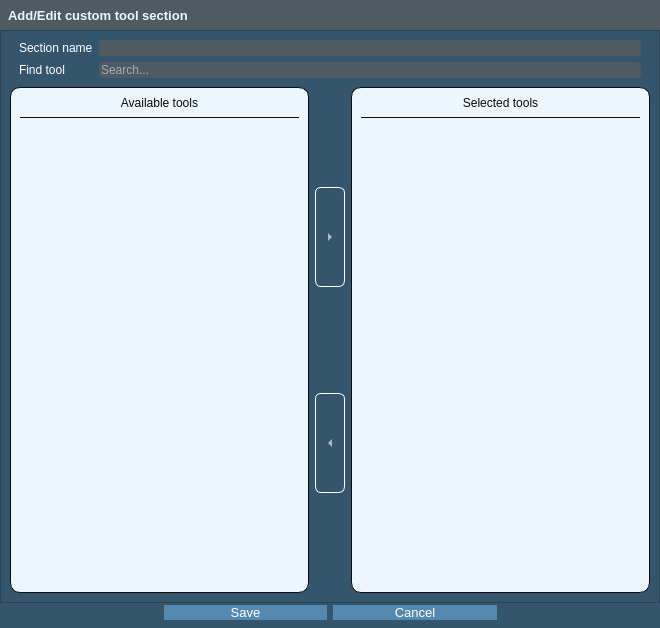
This is SectionManager/UI/add_section_dialog.ui in GIAPspzoo/GIAP_PolaMap_lite as Qt 5 draws it before an edit. The edited form follows.
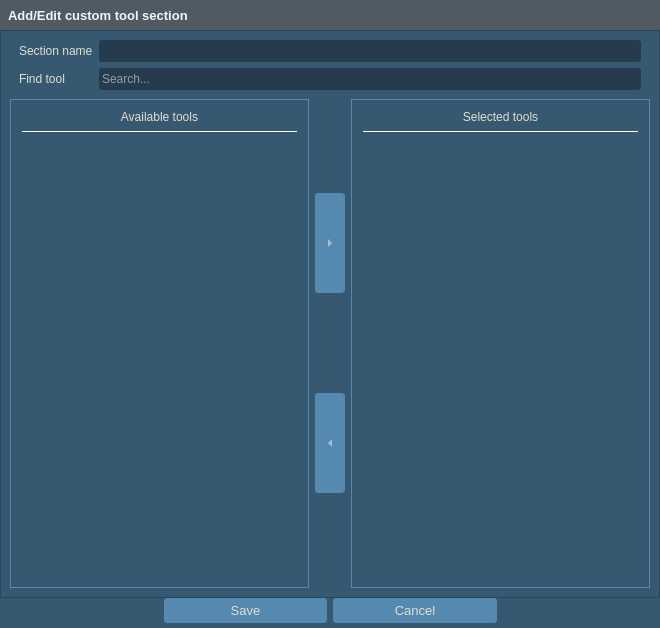
This is the edited form. Icons and pictures are not drawn. Custom widgets are drawn as their Qt base class.

```diff
--- a/SectionManager/UI/add_section_dialog.ui
+++ b/SectionManager/UI/add_section_dialog.ui
@@ -43,88 +43,429 @@
   </property>
   <property name="styleSheet">
    <string notr="true">* {
-	background-color: rgb(53, 85, 109);
-    font: 10pt &quot;Segoe UI&quot;; 
+background-color: #365871;
+selection-background-color:  #5589B0;
+color:#E0DECF;
+font: 10pt &quot;Segoe UI&quot;;
 }
+QLabel{
+font: 10pt &quot;Segoe UI&quot;;
+color:#E0DECF;
+}
 
-QListWidget {
-	alternate-background-color:  #e6e6e6;
+
+QScrollBar:horizontal {
+    height: 15px;
 }
-QListWidget:item:selected {
-	background: #6fb1e3;
-	color: #EDF6FC;
+QScrollBar::handle:horizontal {
+    background: #5589B0;
+    border-radius: 5px;
+    width: 10px;
+    margin: 2px 0 2px 0;
 }
-
-QAbstractItemView
-{
-	alternate-background-color:  #e7e7e7;
-	color:  #0A0C0D;
-	border: 1px solid  #1a2936;
-	border-radius: 3px;
-	padding: 1px;
+QScrollBar::add-line:horizontal, QScrollBar::sub-line:horizontal  {
+    border: 1px solid #365871;
+    background: #365871;
+    width: 12px;
 }
+ QScrollBar:vertical {
+     width: 15px;
+ }
+ QScrollBar::handle:vertical {
+     background: #5589B0;
+     height: 10px;
+     border-radius: 5px;
+         margin: 0px 2px 0px 2px;
+ }
+ QScrollBar::add-line:vertical{
+    border: 1px solid #365871;
+     background: #365871;
+     height: 12px;
+ }
 
-QAbstractItemView:selected
-{
-	color:  #EDF6FC;
-	background-color: rgb(38, 60, 78);
-}
+ QScrollBar::sub-line:vertical {
+      border: 1px solid #365871;
+     background: #365871;
+     height: 12px;
+ }
 
-
-QToolButton {
-	color:  #0A0C0D;
+QAbstractScrollArea::corner {
+ border: 1px solid #365871;
+width: 0px;
+height: 0px;
 }
-
-QHeaderView::section
-{
-	background-color:  #cfcfcf;
-	color:  #0A0C0D;
-	padding-left: 4px;
+QProgressBar {
+    border: 2px solid #263B4E;
+    border-radius: 5px;
 }
 
-QLineEdit
-{
-	border: None;
-    border-radius: 3px;
-    background-color: #4f5a63;
-}
+QCheckBox::indicator:disabled {
+background-color: #465A68;}
 
-QLineEdit:disabled{
-    color: #EDF6FC;
+QLineEdit, QTextEdit{
+color:#E0DECF;
+min-height: 20px;
+border: 1px solid;
+border-radius: 3px;
+border-color: #263c4e;
+background-color: #263c4e;
 }
 
 QLineEdit:focus{
     border: 1px solid #5689B0;
 }
 
-QPushButton{   
-   background-color: #5689b0;
-   color: #FFF;
-   font: 10pt &quot;Segoe UI&quot;; 
-   border: none;
-   border-radius:none;
+QPushButton {
+padding: 5px;
+border: none;
+border-width: 1px;
+border-radius: 3px;
+background-color: #5589B0;
 }
-QPushButton:hover {
-	font-weight: bold;
+QPushButton:checked {
+background-color: #5589B0;
+border: solid;
+border-width: 1px;
+border-color: #5589B0;
 }
+
 QPushButton:pressed {
    background-color: #5689b0;
    border: 1px solid #6fb1e3;
 }
 
-QPushButton:disabled
-{
-	color: gray;
+QToolButton {
+border: none;
+border-width: 0px;
+border-radius: 3px;
+background-color: none;
 }
 
-QPushButton:disabled
+QToolButton:checked {
+background-color:#5589B0;
+border-radius: 3px;
+border: solid;
+border-width: 1px;
+border-color: #5589B0;
+}
+QToolButton:hover {
+background-color: #5589B0;
+border-radius: 3px;
+border: solid;
+border-width: 1px;
+border-color: #E0DECF;
+}
+
+
+QToolButton:pressed {
+background-color:#5589B0;
+border: solid;
+border-width: 1px;
+border-color: #5589B0;
+}
+
+QToolButton::menu, QToolButton::menu-button {
+background-color: #263C4E;
+border: solid;
+border-width: 1px;
+border-color: #5589B0;
+}
+QMenuBar {
+selection-background-color:  #5589B0;
+}
+QMenu{
+border: 1px solid #263c4e;
+
+}
+
+QMenu::item:selected {
+background-color:  #5589B0;
+}
+
+QHeaderView::section {
+    background-color: #5589B0;
+    color: #E0DECF;
+    padding-left: 4px;
+    border: 1px solid #4F5A63;
+}
+
+QHeaderView::section:checked
 {
-	color: gray;
+    background-color: #5589B0;
 }
 
+QComboBox{
+min-height: 26px;
+}
+
+QComboBox QListView{
+selection-background-color:  #5589B0;
+    color: #E0DECF;
+     border: 1px solid #263c4e;
+}
+
+QComboBox:disabled {
+background-color: #465A68;
+color: black;
+}
+
+QComboBox:editable {
+border: 0px solid #5589B0;
+border-radius: 3px;
+background-color: #263c4e;
+padding: 0px 0px 0px 3px;
+}
+
+QComboBox:editable:focus{
+border: solid;
+border-style: solid;
+border-width: 1px;
+border-color: #E0DECF;
+}
+
+QComboBox:!editable {
+border: 0px solid #5589B0;
+border-radius: 3px;
+background-color: #263c4e;
+padding:0px 3px 0px 3px;
+}
+
+QComboBox:!editable:on {
+background-color: #263c4e;
+border: solid;
+border-width: 1px;
+border-color: #365871;
+padding:0px 5px 0px 3px;
+}
+
+QComboBox::drop-down {
+border-left: solid;
+border-width: 0px;
+background-color: #263c4e;
+border-radius: 3px;
+}
+QComboBox::drop-down:editable:on {
+background-color:#263c4e;
+border: solid;
+border-width: 1px;
+border-color: #263c4e;
+}
+
+QComboBox::drop-down:!editable:on {
+background-color: #263c4e;
+}
+
+QComboBox::down-arrow {
+        image:  url(:/plugins/GIAP-PolaMap/icons/branch-open.png);
+    width: 18px;
+    height: 28px;
+}
+
+QComboBox::down-arrow:hover, QComboBox::down-arrow:pressed{
+border: solid;
+border-width: 0px;
+border-color: #E0DECF;
+border-radius: 3px;
+margin:0px 3px 0px -1px;
+}
+
+QToolTip {
+color:#E0DECF;
+	font: 10pt &quot;Segoe UI&quot;;
+font-weight: normal;
+border-style: double;
+border: 1px;
+border-radius: 3px;
+background-color:#4F5A63;
+}
+
+Line{
+color: 1px solid #E0DECF;
+}
+
+QTabBar::tab {
+padding: 2px;
+color: #E0DECF;
+}
+QTabWidget::tab-bar {
+    left: 5px;
+}
+QTabWidget::pane {
+border: 1px solid #365871;
+border-top: 1px solid #5589B0;
+}
+
+QTabBar::tab:selected, QTabBar::tab:hover, QTabBar::tab:!selected:hover {
+font-weight: 450;
+padding: 3px;
+border-top: 1px solid #365871;
+border-right: 0px solid #E0DECF;
+border-left: 0px solid #E0DECF;
+border-bottom: 3px solid #E0DECF;
+margin-bottom: 2px;
+background: #5589B0;
+}
+
+QTabBar::tab:!selected {
+font-weight: 450;
+color: #E0DECF;
+border: 2px solid #365871;
+margin-bottom: 2px;
+padding: 3px;
+}
+
+QTreeView {
+    border: 1px solid;
+    border-color: #5589B0;
+    margin: 2px;
+   show-decoration-selected: 1;
+}
+
+QTreeView::item,
 QTreeView::branch {
-        color: #5689b0;
-}</string>
+    color: #E0DECF;
+     padding: 2px;
+}
+
+QTreeView:branch:hover,
+QTreeView:item:hover
+{
+    background-color: #5589B0;
+}
+
+QTreeView:branch:selected,
+QTreeView:item:selected
+{
+    background-color: #5589B0;
+    color: #E0DECF;
+}
+
+QTreeView::branch:has-children:!has-siblings:closed,
+QTreeView::branch:closed:has-children:has-siblings {
+        border-image: none;
+        image: url(:/plugins/GIAP-PolaMap/icons/branch-closed.png);
+}
+
+QTreeView::branch:open:has-children:!has-siblings,
+QTreeView::branch:open:has-children:has-siblings  {
+        border-image: none;
+        image:  url(:/plugins/GIAP-PolaMap/icons/branch-open.png);
+}
+
+QProgressBar {
+    border: 2px solid #365871;
+    background-color: #365871;
+    border-radius: 3px;
+    text-align: center;
+    color: #E0DECF;
+}
+
+QProgressBar::chunk {
+    background-color: #5589B0;
+}
+QSpinBox, QDoubleSpinBox,
+QSpinBox:editable,
+QSpinBox:hover,
+QSpinBox:pressed,
+QDoubleSpinBox:editable,
+QDoubleSpinBox:hover,
+QDoubleSpinBox:pressed {
+    border: 1px solid;
+    border-radius: 3px;
+    border-color: #263c4e;
+background-color: #263c4e;
+}
+QSpinBox:focus, QDoubleSpinBox:focus {
+border-style: solid;
+border-width: 0px;
+border-color: #E0DECF;
+}
+QSpinBox:disabled, QDoubleSpinBox:disabled {
+  border: none;
+  border-bottom: 1px solid #263c4e;
+  border-radius: 0;
+  background: #263c4e;
+  color: #000000;
+}
+QSpinBox::up-button, QDoubleSpinBox::up-button{
+  subcontrol-origin: border;
+  subcontrol-position: top right;
+  border: 0px solid #E0DECF;
+  border-radius: 3;
+  background: #263c4e;
+}
+
+QSpinBox::down-button, QDoubleSpinBox::down-button {
+  subcontrol-origin: border;
+  subcontrol-position: bottom right;
+  border: 0px solid #E0DECF;
+  border-radius: 3;
+  background: #263c4e;
+}
+QSpinBox::down-button:hover, QDoubleSpinBox::down-button:hover, QSpinBox::up-button:hover, QDoubleSpinBox::up-button:hover {
+border: solid;
+border-width: 1px;
+border-color: #E0DECF;
+}
+
+QSpinBox::up-arrow:disabled,
+QSpinBox::up-arrow:off {
+  image: none;
+}
+
+QSpinBox::down-arrow:disabled,
+QSpinBox::down-arrow:off,
+ QDoubleSpinBox::down-arrow:disabled,
+QDoubleSpinBox::down-arrow:off{
+  image: none;
+}
+
+QTableView {
+    selection-background-color: #5589B0;
+}
+
+QGroupBox {
+    border-top: 1px solid #E0DECF;
+    margin-top: 5ex;
+}
+QGroupBox::title {
+    subcontrol-origin: margin;
+    padding: 0 5px;
+    }
+
+QDockWidget {
+    border: 10px solid lightgray;
+
+}
+
+QTableView, QListView
+        {
+            gridline-color:#4F5A63;
+            color: #E0DECF;
+            alternate-background-color: #4F5A63;
+            selection-background-color: #5589B0;
+            border: 1px solid #5589B0;
+        }
+QTableView::item, QListView::item
+        {
+            color: #E0DECF;
+        }
+QTableView::item:hover, QListView::item:hover
+        {
+            color: #E0DECF;
+            background: #5589B0;
+            selection-background-color: #5589B0;
+        }
+QTableView::item:focus, QListView::item:focus
+        {
+            color: #E0DECF;
+            background: #263B4E;
+        }
+QTableView::item:selected, QListView::item:selected
+        {
+            color: #E0DECF;
+            background-color: #5589B0;
+        }</string>
   </property>
   <property name="locale">
    <locale language="English" country="UnitedKingdom"/>
@@ -254,12 +595,52 @@
           <item row="1" column="1">
            <widget class="QFrame" name="frame">
             <property name="styleSheet">
-             <string notr="true">border: 1px solid  #0A0C0D;
-border-radius: 10px;
-background-color: #EDF6FC;</string>
+             <string notr="true">QFrame {
+background-color: #365871;
+selection-background-color:  #5589B0;
+font: 10pt &quot;Segoe UI&quot;;
+padding: 2px;
+border: 1px solid #5589B0;
+}
+QLabel{
+font: 12pt &quot;Segoe UI&quot;;
+color:#E0DECF;
+}
+
+QScrollBar:horizontal {
+    height: 15px;
+}
+QScrollBar::handle:horizontal {
+    background: #5589B0;
+    border-radius: 5px;
+    width: 10px;
+    margin: 2px 0 2px 0;
+}
+
+ QScrollBar:vertical {
+     width: 15px;
+ }
+ QScrollBar::handle:vertical {
+     background: #5589B0;
+     height: 10px;
+     border-radius: 5px;
+	 margin: 0px 2px 0px 2px;
+ }
+ QScrollBar::add-line:vertical{
+border: 1px solid #365871;
+     background:#365871;
+     height: 12px;
+ }
+
+ QScrollBar::sub-line:vertical {
+border: 1px solid #365871;
+     background: #365871;
+     height: 12px;
+ }
+</string>
             </property>
             <property name="frameShape">
-             <enum>QFrame::StyledPanel</enum>
+             <enum>QFrame::NoFrame</enum>
             </property>
             <property name="frameShadow">
              <enum>QFrame::Raised</enum>
@@ -277,10 +658,10 @@
                 </size>
                </property>
                <property name="styleSheet">
-                <string notr="true">border-width: 0px;
-border-radius: 0px;
-border-bottom: 1px solid  #0A0C0D;
-color: #0A0C0D;</string>
+                <string notr="true">border-bottom: 1px solid white;
+border-left: none;
+border-right: none;
+border-top: none;</string>
                </property>
                <property name="text">
                 <string>Available tools</string>
@@ -362,129 +743,10 @@
                </font>
               </property>
               <property name="styleSheet">
-               <string notr="true">* {
-	background-color: rgb(53, 85, 109);
-    font: 10pt &quot;Segoe UI&quot;; 
-	color: #EDF6FC;
-
-}
-QAbstractItemView
-{
-	alternate-background-color:  #e6e6e6;
-}
-QComboBox
-{
-	selection-background-color: #b7d3e8;
-    background-color: #4f5a63;
-	border-style: solid;
-	border: 1px solid  #5689b0;
-	border-radius: 3px;
-	padding: 2px;
-	font: 9pt &quot;Segoe UI&quot;;
-    height: 20px;
-}
-
-QComboBox:on
-{
-	background-color: #4f5a63;
-	padding-top: 3px;
-	padding-left: 1px;
-	selection-background-color: #4a4a4a;
-}
-
-QComboBox QAbstractItemView
-{
-	background-color: #4f5a63;
-	border-radius: 4px;
-	border: 1px solid  #6fb1e3;
-	selection-background-color: #4f5a63;
-    padding: 4px 10px 4px 10px;
-    width: 1.9em;
-}
-
-QComboBox::drop-down
-{
-	subcontrol-origin: padding;
-	subcontrol-position: top right;
-	width: 15px;
-    background-color: #5689b0;
-	border-left-width: 0;
-	border-left-color:  #1a2936;
-	border-left-style: solid;
-	border-top-right-radius: 3px; 
-	border-bottom-right-radius: 3px;
-}
-
-QComboBox::down-arrow
-{
-	image: url(icons/down_arrow_disabled.png);
-}
-
-QComboBox::down-arrow:on, 
-QComboBox::down-arrow:hover,
-QComboBox::down-arrow:focus
-{
-	image: url(icons/down_arrow.png);
-}
-
-QLineEdit
-{
-	border: None;
-    border-radius: 3px;
-    background-color: #4f5a63;
-}
-
-QPushButton {
-	color: #0A0C0D;
-	border: 1px solid #0A0C0D;
-	background-color: #b7d3e8;
-	border-radius: 3px;
-	padding: 4px;
-}
-
-QPushButton:hover {
-	font-weight: bold;
-}
-QPushButton:pressed {
-   background-color: #5689b0;
-   border: 1px solid #6fb1e3;
-}
-
-QPushButton:disabled
-{
-	color: gray;
-}
-
-QGroupBox {
-border: 1px solid #5689b0;
-}
-
-QToolButton {
-	color: #EDF6FC;
-	border-radius: 6px;
-	border: 1px solid white;
-}
-
-QToolButton:hover {
-   background-color: #b7d3e8;
-   border: 1px solid #0A0C0D;
-   color: #0A0C0D;
-}
-
-QToolButton:pressed {
-   background-color: #b7d3e8;
-   border: 1px solid #0A0C0D;
-   color: #0A0C0D;
-}
-
-QListView:item:selected {
-   background-color: #6fb1e3;
-}
-
-QListView:item:hover {
-   background-color: #6fb1e3;
-}
-   </string>
+               <string notr="true">background-color: #5589B0;
+border: solid;
+border-width: 1px;
+border-color:#5589B0;</string>
               </property>
               <property name="text">
                <string>...</string>
@@ -503,129 +765,10 @@
                </size>
               </property>
               <property name="styleSheet">
-               <string notr="true">* {
-	background-color: rgb(53, 85, 109);
-    font: 10pt &quot;Segoe UI&quot;; 
-	color: #EDF6FC;
-}
-QAbstractItemView
-{
-	alternate-background-color:  #e6e6e6;
-}
-QComboBox
-{
-	selection-background-color: #b7d3e8;
-    background-color: #4f5a63;
-	border-style: solid;
-	border: 1px solid  #5689b0;
-	border-radius: 3px;
-	padding: 2px;
-	font: 9pt &quot;Segoe UI&quot;;
-    height: 20px;
-}
-
-QComboBox:on
-{
-	background-color: #4f5a63;
-	padding-top: 3px;
-	padding-left: 1px;
-	selection-background-color: #4a4a4a;
-}
-
-QComboBox QAbstractItemView
-{
-	background-color: #4f5a63;
-	border-radius: 4px;
-	border: 1px solid  #6fb1e3;
-	selection-background-color: #4f5a63;
-    padding: 4px 10px 4px 10px;
-    width: 1.9em;
-}
-
-QComboBox::drop-down
-{
-	subcontrol-origin: padding;
-	subcontrol-position: top right;
-	width: 15px;
-    background-color: #5689b0;
-	border-left-width: 0;
-	border-left-color:  #1a2936;
-	border-left-style: solid;
-	border-top-right-radius: 3px; 
-	border-bottom-right-radius: 3px;
-}
-
-QComboBox::down-arrow
-{
-	image: url(icons/down_arrow_disabled.png);
-}
-
-QComboBox::down-arrow:on, 
-QComboBox::down-arrow:hover,
-QComboBox::down-arrow:focus
-{
-	image: url(icons/down_arrow.png);
-}
-
-QLineEdit
-{
-	border: None;
-    border-radius: 3px;
-    background-color: #4f5a63;
-}
-
-QPushButton {
-	color: #0A0C0D;
-	border: 1px solid #0A0C0D;
-	background-color: #b7d3e8;
-	border-radius: 3px;
-	padding: 4px;
-}
-
-QPushButton:hover {
-	font-weight: bold;
-}
-QPushButton:pressed {
-   background-color: #5689b0;
-   border: 1px solid #6fb1e3;
-}
-
-QPushButton:disabled
-{
-	color: gray;
-}
-
-QGroupBox {
-border: 1px solid #5689b0;
-}
-
-QToolButton {
-	color: #EDF6FC;
-	border-radius: 6px;
-	border: 1px solid white;
-
-}
-
-QToolButton:hover {
-   background-color: #b7d3e8;
-   border: 1px solid #0A0C0D;
-   color: #0A0C0D;
-}
-
-QToolButton:pressed {
-   background-color: #b7d3e8;
-   border: 1px solid #0A0C0D;
-   color: #0A0C0D;
-}
-
-QListView:item:selected {
-   background-color: #6fb1e3;
-}
-
-QListView:item:hover {
-   background-color: #6fb1e3;
-}
-   </string>
+               <string notr="true">background-color: #5589B0;
+border: solid;
+border-width: 1px;
+border-color:#5589B0;</string>
               </property>
               <property name="text">
                <string>...</string>
@@ -640,15 +783,55 @@
           <item row="1" column="3">
            <widget class="QFrame" name="frame_6">
             <property name="styleSheet">
-             <string notr="true">border: 1px solid  #0A0C0D;
-border-radius: 10px;
-background-color: #EDF6FC;</string>
+             <string notr="true">QFrame {
+background-color: #365871;
+selection-background-color:  #5589B0;
+font: 10pt &quot;Segoe UI&quot;;
+padding: 2px;
+border: 1px solid #5589B0;
+}
+QLabel{
+font: 12pt &quot;Segoe UI&quot;;
+color:#E0DECF;
+}
+
+QScrollBar:horizontal {
+    height: 15px;
+}
+QScrollBar::handle:horizontal {
+    background: #5589B0;
+    border-radius: 5px;
+    width: 10px;
+    margin: 2px 0 2px 0;
+}
+
+ QScrollBar:vertical {
+     width: 15px;
+ }
+ QScrollBar::handle:vertical {
+     background: #5589B0;
+     height: 10px;
+     border-radius: 5px;
+	 margin: 0px 2px 0px 2px;
+ }
+ QScrollBar::add-line:vertical{
+border: 1px solid #365871;
+     background:#365871;
+     height: 12px;
+ }
+
+ QScrollBar::sub-line:vertical {
+border: 1px solid #365871;
+     background: #365871;
+     height: 12px;
+ }
+</string>
             </property>
             <property name="frameShape">
-             <enum>QFrame::StyledPanel</enum>
+             <enum>QFrame::NoFrame</enum>
             </property>
             <property name="frameShadow">
-             <enum>QFrame::Raised</enum>
+             <enum>QFrame::Plain</enum>
             </property>
             <layout class="QVBoxLayout" name="verticalLayout_8">
              <property name="topMargin">
@@ -663,10 +846,10 @@
                 </size>
                </property>
                <property name="styleSheet">
-                <string notr="true">border-width: 0px;
-border-radius: 0px;
-border-bottom: 1px solid  #0A0C0D;
-color: #0A0C0D;</string>
+                <string notr="true">border-bottom: 1px solid white;
+border-left: none;
+border-right: none;
+border-top: none;</string>
                </property>
                <property name="text">
                 <string>Selected tools</string>
@@ -684,6 +867,9 @@
                <property name="frameShape">
                 <enum>QFrame::NoFrame</enum>
                </property>
+               <property name="frameShadow">
+                <enum>QFrame::Plain</enum>
+               </property>
                <property name="lineWidth">
                 <number>0</number>
                </property>
@@ -734,7 +920,7 @@
              <enum>QFrame::NoFrame</enum>
             </property>
             <property name="frameShadow">
-             <enum>QFrame::Raised</enum>
+             <enum>QFrame::Plain</enum>
             </property>
             <layout class="QGridLayout" name="gridLayout_2">
              <property name="topMargin">
@@ -746,7 +932,7 @@
              <item row="1" column="0">
               <widget class="QLabel" name="label_2">
                <property name="styleSheet">
-                <string notr="true">color: #fff</string>
+                <string notr="true"/>
                </property>
                <property name="text">
                 <string>Find tool</string>
@@ -756,7 +942,7 @@
              <item row="0" column="0">
               <widget class="QLabel" name="label_5">
                <property name="styleSheet">
-                <string notr="true">color: #fff</string>
+                <string notr="true"/>
                </property>
                <property name="text">
                 <string>Section name</string>
@@ -864,6 +1050,9 @@
          <bold>false</bold>
         </font>
        </property>
+       <property name="styleSheet">
+        <string notr="true"/>
+       </property>
        <property name="text">
         <string>Save</string>
        </property>
```
Left out of the diff: 31 changed lines with no effect on the pictures.
